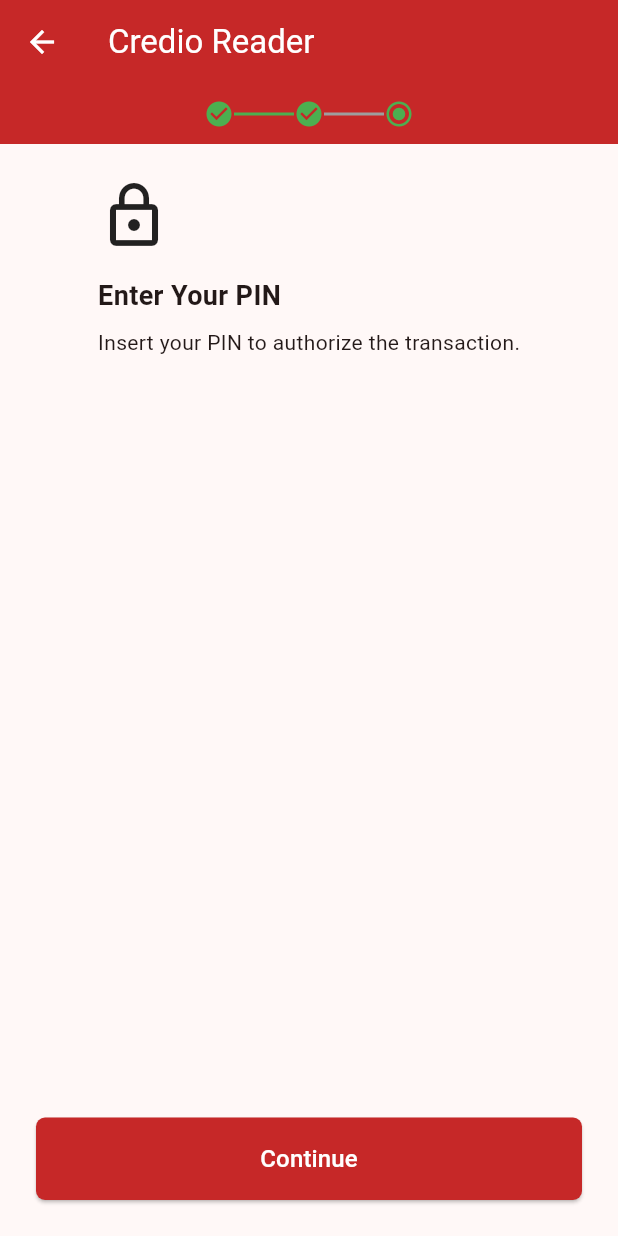
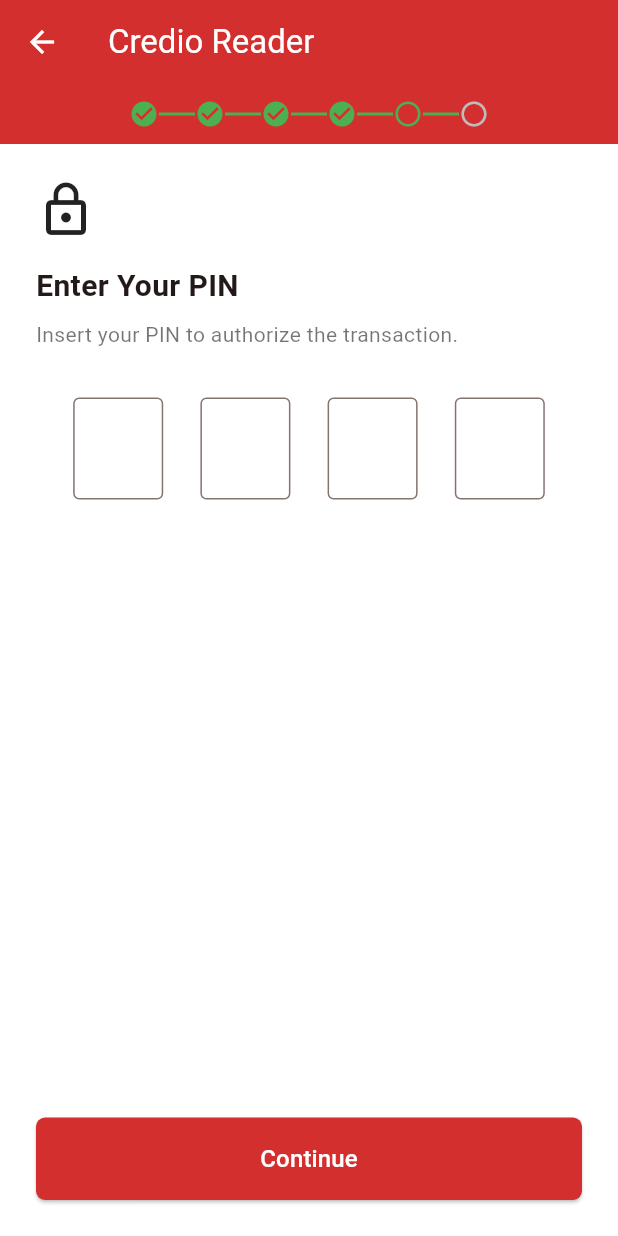
Before and after one commit to Crediometer/agent360, a Flutter app: the ConfirmAmountScreen widget shown alone on an empty page, opened directly, after a tap on "Confirm", on a phone screen of 412 x 824 dp. Run offline on Flutter 3.47's test engine with Material 3 defaults, Android fonts, the phone set to English and light mode, and no system bars; our stand-ins replace fluttertoast, introduction_screen.

Commit message:
woeking on new updates in screens

```diff
--- a/lib/screens/CredioReaderScreen.dart
+++ b/lib/screens/CredioReaderScreen.dart
@@ -1,47 +1,44 @@
-import 'package:agent360/screens/DashboardScreen.dart';
 import 'package:flutter/material.dart';
+import 'DashboardScreen.dart';
 
-// void main() => runApp(CredioReaderApp());
+void main() => runApp(const CredioReaderScreen());
 
 class CredioReaderScreen extends StatelessWidget {
   const CredioReaderScreen({super.key});
 
   @override
   Widget build(BuildContext context) {
-    return InsertCardScreen(); // Starts the transaction flow
+    return const InsertCardReaderScreen(); // Starts from step 0
   }
 }
 
+
 class StepProgress extends StatelessWidget {
   final int currentStep;
-
-  StepProgress({required this.currentStep});
+  final int totalSteps;
+  const StepProgress({
+    super.key,
+    required this.currentStep,
+    this.totalSteps = 6,
+  });
 
   @override
   Widget build(BuildContext context) {
     return Row(
       mainAxisAlignment: MainAxisAlignment.center,
-      children: List.generate(3, (index) {
-        bool isCompleted = index < currentStep;
-        bool isCurrent = index == currentStep;
-
+      children: List.generate(totalSteps, (i) {
+        final isActive = i == currentStep;
+        final isDone = i < currentStep;
+        final color = isDone || isActive ? Colors.green : Colors.grey.shade400;
         return Row(
           children: [
             Icon(
-              isCompleted
-                  ? Icons.check_circle
-                  : isCurrent
-                  ? Icons.radio_button_checked
-                  : Icons.radio_button_unchecked,
-              color: isCompleted || isCurrent ? Colors.green : Colors.grey,
+              isDone ? Icons.check_circle : Icons.radio_button_unchecked,
+              color: color,
               size: 20,
             ),
-            if (index < 2)
-              Container(
-                width: 40,
-                height: 2,
-                color: (index < currentStep - 1) ? Colors.green : Colors.grey,
-              ),
+            if (i < totalSteps - 1)
+              Container(width: 24, height: 2, color: color),
           ],
         );
       }),
@@ -53,41 +50,39 @@ class BaseScreen extends StatelessWidget {
   final String title;
   final int step;
   final Widget content;
-  final VoidCallback? onButtonPressed;
+  final VoidCallback? onNext;
   final String? buttonText;
+  final Color backgroundColor;
 
-  BaseScreen({
+  const BaseScreen({
+    super.key,
     required this.title,
     required this.step,
     required this.content,
-    this.onButtonPressed,
+    this.onNext,
     this.buttonText,
+    this.backgroundColor = Colors.white,
   });
 
   @override
   Widget build(BuildContext context) {
     return Scaffold(
       appBar: AppBar(
-        title: Text(
-          title,
-          style: TextStyle(color: Colors.white), // White title text
-        ),
-        backgroundColor: Colors.red[800],
-        // actions: [Icon(Icons.account_circle_outlined, color: Colors.white)],
-        leading: Navigator.canPop(context)
-            ? BackButton(color: Colors.white)
-            : null,
+        title: Text(title, style: const TextStyle(color: Colors.white)),
+        backgroundColor: const Color(0xFFD32F2F),
+        leading:
+            Navigator.canPop(context) ? const BackButton(color: Colors.white) : null,
         bottom: PreferredSize(
-          preferredSize: Size.fromHeight(40),
+          preferredSize: const Size.fromHeight(40),
           child: Padding(
             padding: const EdgeInsets.symmetric(vertical: 10),
             child: StepProgress(currentStep: step),
           ),
         ),
       ),
-
-      body: Padding(
-        padding: const EdgeInsets.all(24.0),
+      body: Container(
+        color: backgroundColor,
+        padding: const EdgeInsets.all(24),
         child: Column(
           children: [
             Expanded(child: content),
@@ -95,17 +90,17 @@ class BaseScreen extends StatelessWidget {
               SizedBox(
                 width: double.infinity,
                 child: ElevatedButton(
-                  onPressed: onButtonPressed,
+                  onPressed: onNext,
                   style: ElevatedButton.styleFrom(
-                    backgroundColor: Colors.red[800],
+                    backgroundColor: const Color(0xFFD32F2F),
                     shape: RoundedRectangleBorder(
                       borderRadius: BorderRadius.circular(6),
                     ),
-                    padding: EdgeInsets.symmetric(vertical: 16),
+                    padding: const EdgeInsets.symmetric(vertical: 16),
                   ),
                   child: Text(
                     buttonText!,
-                    style: TextStyle(fontSize: 16, color: Colors.white),
+                    style: const TextStyle(fontSize: 16, color: Colors.white),
                   ),
                 ),
               ),
@@ -116,112 +111,250 @@ class BaseScreen extends StatelessWidget {
   }
 }
 
-// Screen 1: Insert Your Card
-class InsertCardScreen extends StatelessWidget {
+// 1️⃣ Connect device
+class InsertCardReaderScreen extends StatelessWidget {
+  const InsertCardReaderScreen({super.key});
   @override
   Widget build(BuildContext context) {
     return BaseScreen(
       title: 'Credio Reader',
       step: 0,
+      backgroundColor: Colors.white,
       content: Column(
-        crossAxisAlignment: CrossAxisAlignment.start,
-        children: [
-          Icon(Icons.credit_card, size: 48),
-          SizedBox(height: 16),
+        mainAxisAlignment: MainAxisAlignment.center,
+        children: const [
+          Icon(Icons.bluetooth_searching, size: 72, color: Colors.black),
+          SizedBox(height: 24),
           Text(
-            "Insert your card",
-            style: TextStyle(fontSize: 18, fontWeight: FontWeight.bold),
+            'Connect Credio reader',
+            style: TextStyle(fontSize: 20, fontWeight: FontWeight.bold, color: Colors.black),
+            textAlign: TextAlign.center,
           ),
-          SizedBox(height: 8),
+          SizedBox(height: 12),
           Text(
-            "Please connect the card reader and insert your card. Wait for the card to be detected.",
+            'Please connect the card reader and wait for detection.',
+            style: TextStyle(color: Colors.black),
+            textAlign: TextAlign.center,
           ),
         ],
       ),
       buttonText: 'Continue',
-      onButtonPressed: () {
+      onNext: () {
         Navigator.push(
           context,
-          MaterialPageRoute(builder: (_) => ConfirmAmountScreen()),
+          MaterialPageRoute(builder: (_) => const SelectDeviceScreen()),
         );
       },
     );
   }
 }
 
-// Screen 2: Confirm Transaction Amount
-class ConfirmAmountScreen extends StatelessWidget {
+// 2️⃣ Device selection
+class SelectDeviceScreen extends StatelessWidget {
+  const SelectDeviceScreen({super.key});
   @override
   Widget build(BuildContext context) {
     return BaseScreen(
       title: 'Credio Reader',
       step: 1,
+      backgroundColor: Colors.white,
       content: Column(
-        crossAxisAlignment: CrossAxisAlignment.start,
-        children: [
-          Icon(Icons.check, size: 48, color: Colors.black),
-          SizedBox(height: 16),
+        children: const [
           Text(
-            "Confirm Transaction Amount",
-            style: TextStyle(fontSize: 18, fontWeight: FontWeight.bold),
+            'Select a device',
+            style: TextStyle(fontSize: 20, color: Colors.black, fontWeight: FontWeight.bold),
           ),
-          SizedBox(height: 8),
-          Text(
-            "Please verify the transaction amount: ",
-            style: TextStyle(fontSize: 16),
+          SizedBox(height: 12),
+          ListTile(
+            tileColor: Colors.black,
+            title: Text('Device XYZ'),
+            subtitle: Text('00:11:22:33:44'),
           ),
-          Text(
-            "100.000 \$",
-            style: TextStyle(fontSize: 18, fontWeight: FontWeight.bold),
-          ),
-          SizedBox(height: 8),
-          Text("Confirm to proceed."),
         ],
       ),
-      buttonText: 'Confirm',
-      onButtonPressed: () {
+      buttonText: 'Continue',
+      onNext: () {
         Navigator.push(
           context,
-          MaterialPageRoute(builder: (_) => EnterPinScreen()),
+          MaterialPageRoute(builder: (_) => const InsertCardScreen()),
         );
       },
     );
   }
 }
 
-// Screen 3: Enter Your PIN
-class EnterPinScreen extends StatelessWidget {
+// 3️⃣ Insert card
+class InsertCardScreen extends StatelessWidget {
+  const InsertCardScreen({super.key});
   @override
   Widget build(BuildContext context) {
     return BaseScreen(
       title: 'Credio Reader',
       step: 2,
+      backgroundColor: Colors.white,
       content: Column(
-        crossAxisAlignment: CrossAxisAlignment.start,
-        children: [
-          Icon(Icons.lock_outline, size: 48),
-          SizedBox(height: 16),
+        mainAxisAlignment: MainAxisAlignment.center,
+        children: const [
+          Icon(Icons.credit_card, size: 72, color: Colors.black),
+          SizedBox(height: 24),
           Text(
-            "Enter Your PIN",
-            style: TextStyle(fontSize: 18, fontWeight: FontWeight.bold),
+            'Insert your card',
+            style: TextStyle(fontSize: 20, fontWeight: FontWeight.bold, color: Colors.black),
+            textAlign: TextAlign.center,
           ),
-          SizedBox(height: 8),
-          Text("Insert your PIN to authorize the transaction."),
+          SizedBox(height: 12),
+          Text(
+            'Please insert your card into Credio reader to continue.',
+            style: TextStyle(color: Colors.black),
+            textAlign: TextAlign.center,
+          ),
         ],
       ),
       buttonText: 'Continue',
-      onButtonPressed: () {
+      onNext: () {
         Navigator.push(
           context,
-          MaterialPageRoute(builder: (_) => ProcessingScreen()),
+          MaterialPageRoute(builder: (_) => const ConfirmAmountScreen()),
         );
       },
     );
   }
 }
 
-// Screen 4: Processing Transaction
+// 4️⃣ Confirm Amount
+class ConfirmAmountScreen extends StatelessWidget {
+  const ConfirmAmountScreen({super.key});
+  @override
+  Widget build(BuildContext context) {
+    return BaseScreen(
+      title: 'Credio Reader',
+      step: 3,
+      backgroundColor: Colors.white,
+      content: Column(
+        mainAxisAlignment: MainAxisAlignment.center,
+        children: const [
+          Icon(Icons.check_circle_outline, size: 72, color: Colors.red),
+          SizedBox(height: 24),
+          Text(
+            'Confirm Transaction Amount',
+            style: TextStyle(fontSize: 20, fontWeight: FontWeight.bold),
+          ),
+          SizedBox(height: 12),
+          Text('Please verify transaction amount:', style: TextStyle(color: Colors.black54)),
+          SizedBox(height: 8),
+          Text(
+            '₦100,000',
+            style: TextStyle(fontSize: 24, fontWeight: FontWeight.bold, color: Colors.black),
+          ),
+        ],
+      ),
+      buttonText: 'Confirm',
+      onNext: () {
+        Navigator.push(
+          context,
+          MaterialPageRoute(builder: (_) => const EnterPinScreen()),
+        );
+      },
+    );
+  }
+}
+
+// 5️⃣ Enter PIN
+class EnterPinScreen extends StatefulWidget {
+  const EnterPinScreen({super.key});
+
+  @override
+  State<EnterPinScreen> createState() => _EnterPinScreenState();
+}
+
+class _EnterPinScreenState extends State<EnterPinScreen> {
+  final List<TextEditingController> _controllers =
+      List.generate(4, (_) => TextEditingController());
+  final List<FocusNode> _focusNodes = List.generate(4, (_) => FocusNode());
+
+  void _submitPin() {
+    final pin = _controllers.map((c) => c.text).join();
+    if (pin.length == 4) {
+      Navigator.push(
+        context,
+        MaterialPageRoute(builder: (_) => const ProcessingScreen()),
+      );
+    }
+  }
+
+  @override
+  void dispose() {
+    for (final c in _controllers) {
+      c.dispose();
+    }
+    for (final f in _focusNodes) {
+      f.dispose();
+    }
+    super.dispose();
+  }
+
+  @override
+  Widget build(BuildContext context) {
+    return BaseScreen(
+      title: 'Credio Reader',
+      step: 4,
+      backgroundColor: Colors.white,
+      content: Column(
+        crossAxisAlignment: CrossAxisAlignment.start,
+        children: [
+          const Icon(Icons.lock_outline, size: 40),
+          const SizedBox(height: 16),
+          const Text(
+            'Enter Your PIN',
+            style: TextStyle(fontSize: 20, fontWeight: FontWeight.bold),
+          ),
+          const SizedBox(height: 8),
+          const Text(
+            'Insert your PIN to authorize the transaction.',
+            style: TextStyle(color: Colors.black54),
+          ),
+          const SizedBox(height: 32),
+
+          Row(
+            mainAxisAlignment: MainAxisAlignment.spaceEvenly,
+            children: List.generate(4, (i) {
+              return SizedBox(
+                width: 60,
+                child: TextField(
+                  controller: _controllers[i],
+                  focusNode: _focusNodes[i],
+                  keyboardType: TextInputType.number,
+                  textAlign: TextAlign.center,
+                  obscureText: true,
+                  maxLength: 1,
+                  decoration: const InputDecoration(
+                    counterText: '',
+                    border: OutlineInputBorder(),
+                  ),
+                  style: const TextStyle(fontSize: 24),
+                  onChanged: (value) {
+                    if (value.isNotEmpty && i < 3) {
+                      FocusScope.of(context).requestFocus(_focusNodes[i + 1]);
+                    } else if (value.isEmpty && i > 0) {
+                      FocusScope.of(context).requestFocus(_focusNodes[i - 1]);
+                    }
+                  },
+                ),
+              );
+            }),
+          ),
+        ],
+      ),
+      buttonText: 'Continue',
+      onNext: _submitPin,
+    );
+  }
+}
+
+
 class ProcessingScreen extends StatefulWidget {
+  const ProcessingScreen({super.key});
+
   @override
   State<ProcessingScreen> createState() => _ProcessingScreenState();
 }
@@ -230,7 +363,7 @@ class _ProcessingScreenState extends State<ProcessingScreen> {
   @override
   void initState() {
     super.initState();
-    Future.delayed(Duration(seconds: 2), () {
+    Future.delayed(const Duration(seconds: 2), () {
       Navigator.pushReplacement(
         context,
         MaterialPageRoute(builder: (_) => const TransactionSuccessScreen()),
@@ -240,23 +373,33 @@ class _ProcessingScreenState extends State<ProcessingScreen> {
 
   @override
   Widget build(BuildContext context) {
-    return BaseScreen(
-      title: 'Add New Customer',
-      step: 3,
-      content: Center(
+    return const Scaffold(
+      backgroundColor: Color(0xFFF6F6F6),
+      body: Center(
         child: Column(
-          mainAxisSize: MainAxisSize.min,
-          children: const [
-            CircularProgressIndicator(color: Colors.green),
-            SizedBox(height: 24),
+          mainAxisAlignment: MainAxisAlignment.center,
+          children: [
+            SizedBox(
+              width: 36,
+              height: 36,
+              child: CircularProgressIndicator(
+                valueColor: AlwaysStoppedAnimation<Color>(Color(0xFF017A36)),
+                strokeWidth: 4,
+              ),
+            ),
+            SizedBox(height: 32),
             Text(
-              "Processing Transaction",
-              style: TextStyle(fontSize: 18, fontWeight: FontWeight.bold),
+              'Processing Transaction',
+              style: TextStyle(
+                fontSize: 18,
+                fontWeight: FontWeight.w600,
               ),
-            SizedBox(height: 8),
+            ),
+            SizedBox(height: 12),
             Text(
-              "Your transaction is being processed.\nPlease wait.",
+              'Your transaction is being processed.\nPlease wait.',
               textAlign: TextAlign.center,
+              style: TextStyle(fontSize: 14),
             ),
           ],
         ),
@@ -265,13 +408,16 @@ class _ProcessingScreenState extends State<ProcessingScreen> {
   }
 }
 
+
+
+
 class TransactionSuccessScreen extends StatelessWidget {
   const TransactionSuccessScreen({super.key});
 
   @override
   Widget build(BuildContext context) {
     return Scaffold(
-      backgroundColor: Colors.red[800],
+      backgroundColor: const Color(0xFFA70F1A), // deep red background
       body: Column(
         children: [
           const SizedBox(height: 80),
@@ -280,84 +426,80 @@ class TransactionSuccessScreen extends StatelessWidget {
               width: double.infinity,
               decoration: const BoxDecoration(
                 color: Color(0xFFF6F6F6),
-                borderRadius: BorderRadius.only(
-                  topLeft: Radius.circular(32),
-                  topRight: Radius.circular(32),
+                borderRadius: BorderRadius.vertical(top: Radius.circular(32)),
+              ),
+              child: Column(
+                children: [
+                  const SizedBox(height: 32),
+                  Container(
+                    padding: const EdgeInsets.all(24),
+                    decoration: BoxDecoration(
+                      color: const Color(0xFFDFF5E3), // light green circle
+                      shape: BoxShape.circle,
+                    ),
+                    child: const Icon(Icons.check, size: 48, color: Color(0xFF017A36)),
+                  ),
+                  const SizedBox(height: 24),
+                  const Text(
+                    'Great!',
+                    style: TextStyle(fontSize: 18, fontWeight: FontWeight.w500),
+                  ),
+                  const SizedBox(height: 16),
+                  const Padding(
+                    padding: EdgeInsets.symmetric(horizontal: 32),
+                    child: Text.rich(
+                      TextSpan(
+                        children: [
+                          TextSpan(text: 'Payment of ', style: TextStyle(fontSize: 16)),
+                          TextSpan(
+                            text: '100.000\$',
+                            style: TextStyle(
+                              fontSize: 16,
+                              fontWeight: FontWeight.bold,
+                              color: Color(0xFF017A36), // green
                             ),
                           ),
-              padding: const EdgeInsets.all(24),
-              child: Column(
-                mainAxisAlignment: MainAxisAlignment.center,
-                children: [
-                  Container(
-                    decoration: const BoxDecoration(
-                      color: Color(0xFFE0F2E9),
-                      shape: BoxShape.circle,
+                          TextSpan(
+                            text: '\nsuccessfully processed.',
+                            style: TextStyle(fontSize: 16),
                           ),
-                    padding: const EdgeInsets.all(24),
-                    child: const Icon(
-                      Icons.check,
-                      size: 48,
-                      color: Colors.white,
-                    ),
-                    foregroundDecoration: const BoxDecoration(
-                      shape: BoxShape.circle,
-                      color: Colors.green,
-                    ),
-                  ),
-                  const SizedBox(height: 24),
-                  const Text("Great!", style: TextStyle(fontSize: 16)),
-                  const SizedBox(height: 12),
-                  const Text.rich(
-                    TextSpan(
-                      children: [
-                        TextSpan(text: "Payment of "),
-                        TextSpan(
-                          text: "100.000\$",
-                          style: TextStyle(
-                            color: Colors.green,
-                            fontWeight: FontWeight.bold,
-                          ),
-                        ),
-                        TextSpan(text: " successfully processed."),
                         ],
                       ),
                       textAlign: TextAlign.center,
-                    style: TextStyle(fontSize: 16, fontWeight: FontWeight.w500),
+                    ),
                   ),
                   const SizedBox(height: 12),
                   const Text(
-                    "Thank you for your transaction!",
+                    'Thank you for your transaction!',
                     style: TextStyle(fontSize: 14),
-                    textAlign: TextAlign.center,
                   ),
                   const Spacer(),
-                  SizedBox(
+                  Padding(
+                    padding: const EdgeInsets.all(24),
+                    child: SizedBox(
                       width: double.infinity,
+                      height: 52,
                       child: ElevatedButton(
                         onPressed: () {
                           Navigator.pushAndRemoveUntil(
                             context,
-                          MaterialPageRoute(
-                            builder: (_) => const DashboardScreen(),
-                          ),
+                            MaterialPageRoute(builder: (_) => const DashboardScreen()),
                             (route) => false,
                           );
                         },
-
                         style: ElevatedButton.styleFrom(
-                        backgroundColor: Colors.red[800],
+                          backgroundColor: const Color(0xFFA70F1A),
                           shape: RoundedRectangleBorder(
-                          borderRadius: BorderRadius.circular(8),
+                            borderRadius: BorderRadius.circular(12),
                           ),
-                        padding: const EdgeInsets.symmetric(vertical: 16),
                         ),
                         child: const Text(
-                        "Back to dashboard",
+                          'Back to dashboard',
                           style: TextStyle(color: Colors.white, fontSize: 16),
                         ),
                       ),
                     ),
+                  )
                 ],
               ),
             ),
```
Also changed, not shown: 2 other files. Lines whose indentation alone changed are shown as unchanged.
